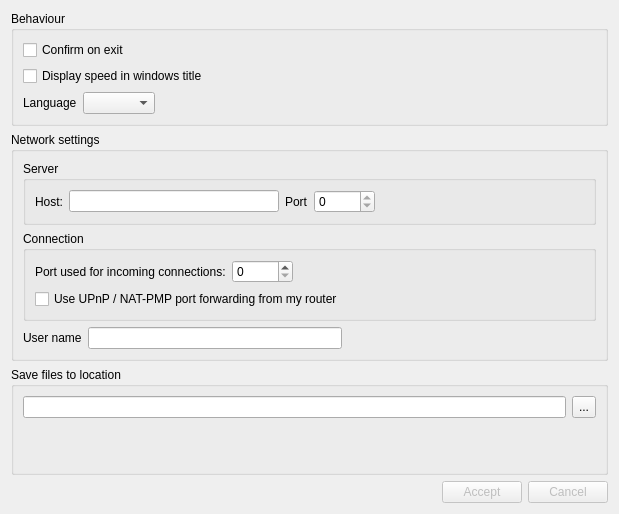
Above: src/preferences/preferences_widget.ui from a-pavlov/qDonkey before the change. Below: the same form after it.
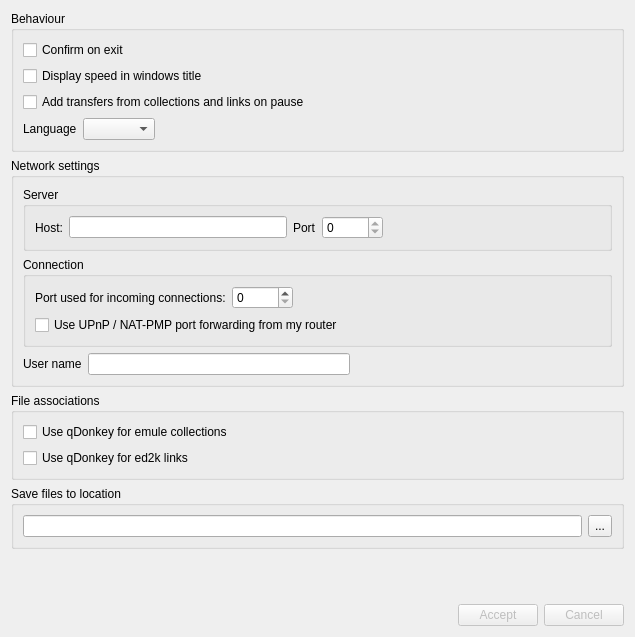
That is the form after the change.

Commit message: Prepare opening collections, ed2k links, add translations, prepare associations for windows

What changed in the file:
```diff
--- a/src/preferences/preferences_widget.ui
+++ b/src/preferences/preferences_widget.ui
@@ -6,14 +6,14 @@
    <rect>
     <x>0</x>
     <y>0</y>
-    <width>619</width>
-    <height>514</height>
+    <width>635</width>
+    <height>637</height>
    </rect>
   </property>
   <property name="windowTitle">
    <string>Form</string>
   </property>
-  <layout class="QVBoxLayout" name="verticalLayout_3">
+  <layout class="QVBoxLayout" name="verticalLayout_5">
    <item>
     <widget class="QGroupBox" name="groupBox_5">
      <property name="title">
@@ -34,6 +34,13 @@
         </property>
        </widget>
       </item>
+      <item>
+       <widget class="QCheckBox" name="checkPausedCT">
+        <property name="text">
+         <string>Add transfers from collections and links on pause</string>
+        </property>
+       </widget>
+      </item>
       <item>
        <layout class="QHBoxLayout" name="horizontalLayout_5">
         <item>
@@ -200,6 +207,29 @@
      </layout>
     </widget>
    </item>
+   <item>
+    <widget class="QGroupBox" name="file_associations">
+     <property name="title">
+      <string>File associations</string>
+     </property>
+     <layout class="QVBoxLayout" name="verticalLayout_3">
+      <item>
+       <widget class="QCheckBox" name="checkAssocCollections">
+        <property name="text">
+         <string>Use qDonkey for emule collections</string>
+        </property>
+       </widget>
+      </item>
+      <item>
+       <widget class="QCheckBox" name="checkAssocLinks">
+        <property name="text">
+         <string>Use qDonkey for ed2k links</string>
+        </property>
+       </widget>
+      </item>
+     </layout>
+    </widget>
+   </item>
    <item>
     <widget class="QGroupBox" name="groupBox_4">
      <property name="title">
@@ -248,6 +278,9 @@
         </item>
        </layout>
       </item>
+     </layout>
+    </widget>
+   </item>
       <item>
        <spacer name="verticalSpacer">
         <property name="orientation">
@@ -260,9 +293,6 @@
          </size>
         </property>
        </spacer>
-      </item>
-     </layout>
-    </widget>
    </item>
    <item>
     <layout class="QHBoxLayout" name="horizontalLayout">
```
Lines whose indentation alone changed are shown as unchanged. The commit also changes 9 other files.
